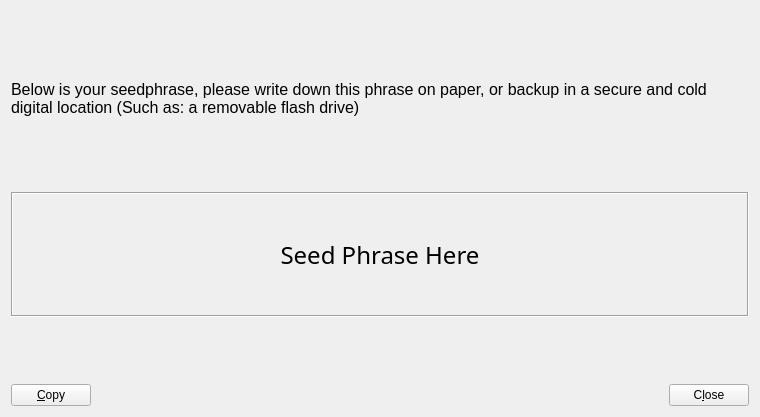
ZENZO-Ecosystem/ZENZO-Core-Archive, file src/qt/forms/backupdialog.ui: the form before one commit.
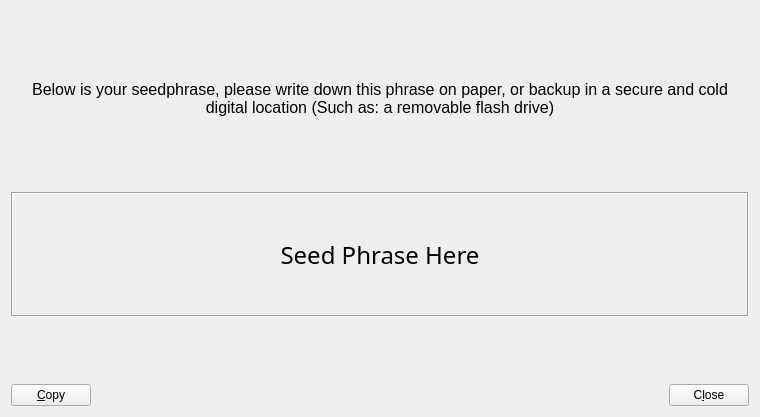
The form after the commit. Icons and pictures are not drawn.

Commit message: [Qt] Title & Align backup dialog

```diff
--- a/src/qt/forms/backupdialog.ui
+++ b/src/qt/forms/backupdialog.ui
@@ -25,6 +25,9 @@
      <property name="textFormat">
       <enum>Qt::RichText</enum>
      </property>
+     <property name="alignment">
+      <set>Qt::AlignCenter</set>
+     </property>
      <property name="wordWrap">
       <bool>true</bool>
      </property>
```
Left out of the diff: 1 changed line with no effect on the pictures. The commit also changes 1 other file.
